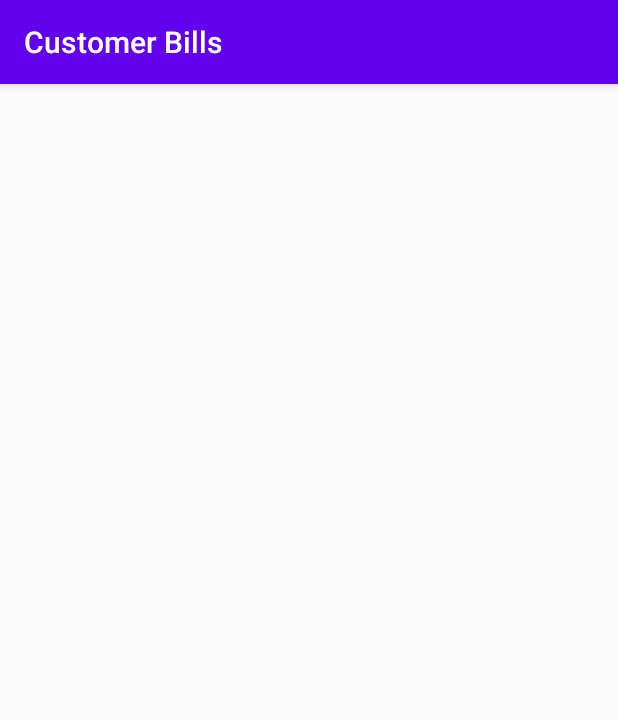
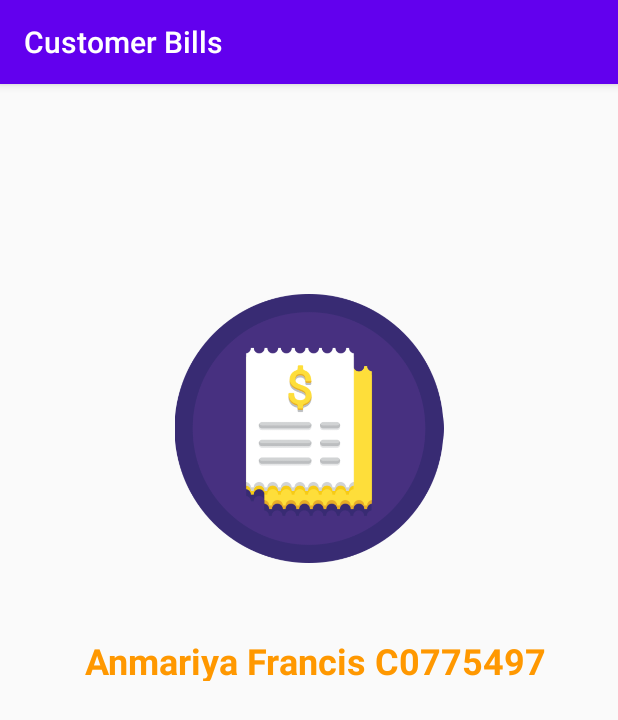
Before and after one commit to anmariyafrancis/C0775497_W2020_MAD3125_FP, an Android app: the SplashActivity screen opened directly, with no data from a screen before it, on a phone screen of 412 x 824 dp. Shown: the top 720 px of the screen. Run offline under Robolectric (Android 15) with nearby library versions, the phone set to English and light mode, and no system bars.

Commit message:
[ANMARIYA]imgView and textView added for icon and student name & ID

```diff
--- a/app/build.gradle
+++ b/app/build.gradle
@@ -6,7 +6,7 @@ android {
 
     defaultConfig {
         applicationId "com.example.c0775497_w2020_mad3125_fp"
-        minSdkVersion 22
+        minSdkVersion 21
         targetSdkVersion 29
         versionCode 1
         versionName "1.0"
--- a/app/src/main/res/layout/activity_splash.xml
+++ b/app/src/main/res/layout/activity_splash.xml
@@ -6,4 +6,28 @@
     android:layout_height="match_parent"
     tools:context=".SplashActivity">
 
+    <ImageView
+        android:id="@+id/imgIcon"
+        android:layout_width="329dp"
+        android:layout_height="179dp"
+        android:layout_marginTop="140dp"
+        app:layout_constraintEnd_toEndOf="parent"
+        app:layout_constraintStart_toStartOf="parent"
+        app:layout_constraintTop_toTopOf="parent"
+        app:srcCompat="@drawable/icon" />
+
+    <TextView
+        android:id="@+id/textView"
+        android:layout_width="325dp"
+        android:layout_height="30dp"
+        android:text="Anmariya Francis C0775497"
+        android:textColor="#FF9800"
+        android:textSize="24sp"
+        android:textStyle="bold"
+        app:layout_constraintBottom_toBottomOf="parent"
+        app:layout_constraintEnd_toEndOf="parent"
+        app:layout_constraintHorizontal_bias="0.651"
+        app:layout_constraintStart_toStartOf="parent"
+        app:layout_constraintTop_toTopOf="parent"
+        app:layout_constraintVertical_bias="0.499" />
 </androidx.constraintlayout.widget.ConstraintLayout>
```
Also changed, not shown: app/src/main/res/drawable/icon.png (added).
